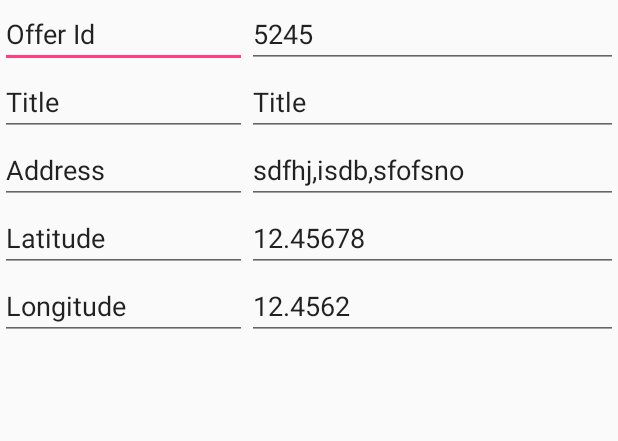
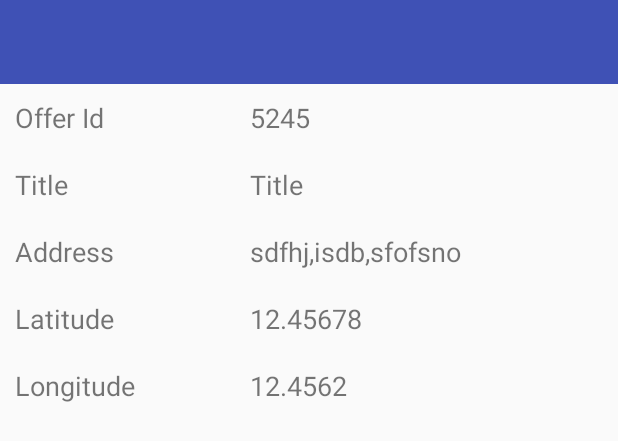
Before and after one commit to mohitajwani/SnapWork, an Android app: the layout activity_offers.xml on its own in the app's theme, with its tools: preview values and no code run, on a phone screen of 412 x 824 dp. Shown: the top 441 px of the screen. Run offline under Robolectric (Android 15) with nearby library versions, the phone set to English and light mode, and no system bars.

Commit message:
Added Offer Detail screen and click redirection

```diff
--- a/MyApplication/app/src/main/AndroidManifest.xml
+++ b/MyApplication/app/src/main/AndroidManifest.xml
@@ -36,6 +36,8 @@
         <meta-data
             android:name="com.google.android.geo.API_KEY"
             android:value="@string/google_maps_key" />
+
+        <activity android:name=".OffersActivity" />
     </application>
 
 </manifest>
--- a/MyApplication/app/src/main/java/snapwork/com/mohittest/ListFragment.java
+++ b/MyApplication/app/src/main/java/snapwork/com/mohittest/ListFragment.java
@@ -50,7 +50,7 @@ public class ListFragment extends Fragment {
 
     private void initializeAdapter() {
         Log.d(TAG,"initializeAdapter mAdapter = " + mAdapter);
-        mAdapter = new OffersAdapter(offerList);
+        mAdapter = new OffersAdapter(this, offerList);
         RecyclerView.LayoutManager mLayoutManager = new LinearLayoutManager(getContext());
         recyclerView.setLayoutManager(mLayoutManager);
         recyclerView.setItemAnimator(new DefaultItemAnimator());
@@ -72,4 +72,8 @@ public class ListFragment extends Fragment {
             }
         }
     }
+
+    public void showOfferDetailScreen(Offer offer){
+        ((MainActivity)getActivity()).openOfferDetails(offer);
+    }
 }
--- a/MyApplication/app/src/main/res/layout/activity_offers.xml
+++ b/MyApplication/app/src/main/res/layout/activity_offers.xml
@@ -1,107 +1,131 @@
 <?xml version="1.0" encoding="utf-8"?>
 <LinearLayout xmlns:android="http://schemas.android.com/apk/res/android"
+    xmlns:app="http://schemas.android.com/apk/res-auto"
     xmlns:tools="http://schemas.android.com/tools"
     android:layout_width="match_parent"
     android:layout_height="match_parent"
     android:orientation="vertical">
 
+    <android.support.v7.widget.Toolbar
+        android:id="@+id/toolbar"
+        android:layout_width="match_parent"
+        android:layout_height="?attr/actionBarSize"
+        android:background="?attr/colorPrimary"
+        app:layout_scrollFlags="scroll|enterAlways"
+        app:popupTheme="@style/ThemeOverlay.AppCompat.Light" />
+
     <LinearLayout
         android:layout_width="match_parent"
         android:layout_height="wrap_content"
-        android:orientation="horizontal">
+        android:orientation="horizontal"
+        android:padding="10dp">
 
-        <EditText
-            android:id="@+id/etOfferId"
+        <TextView
+            android:id="@+id/tvOfferId"
             android:layout_width="0dp"
             android:layout_height="wrap_content"
             android:layout_weight="0.4"
-            android:text="@string/offer_id" />
+            android:text="@string/offer_id"
+            android:textSize="18sp" />
 
-        <EditText
-            android:id="@+id/etOfferIdValue"
+        <TextView
+            android:id="@+id/tvOfferIdValue"
             android:layout_width="0dp"
             android:layout_height="wrap_content"
             android:layout_weight="0.6"
+            android:textSize="18sp"
             tools:text="5245" />
     </LinearLayout>
 
     <LinearLayout
         android:layout_width="match_parent"
         android:layout_height="wrap_content"
-        android:orientation="horizontal">
+        android:orientation="horizontal"
+        android:padding="10dp">
 
-        <EditText
-            android:id="@+id/etTitle"
+        <TextView
+            android:id="@+id/tvTitle"
             android:layout_width="0dp"
             android:layout_height="wrap_content"
             android:layout_weight="0.4"
-            android:text="@string/offer_title" />
+            android:text="@string/offer_title"
+            android:textSize="18sp" />
 
-        <EditText
-            android:id="@+id/etTitleValue"
+        <TextView
+            android:id="@+id/tvTitleValue"
             android:layout_width="0dp"
             android:layout_height="wrap_content"
             android:layout_weight="0.6"
+            android:textSize="18sp"
             tools:text="Title" />
     </LinearLayout>
 
     <LinearLayout
         android:layout_width="match_parent"
         android:layout_height="wrap_content"
-        android:orientation="horizontal">
+        android:orientation="horizontal"
+        android:padding="10dp">
 
-        <EditText
-            android:id="@+id/etAddress"
+        <TextView
+            android:id="@+id/tvAddress"
             android:layout_width="0dp"
             android:layout_height="wrap_content"
             android:layout_weight="0.4"
-            android:text="@string/offer_address" />
+            android:text="@string/offer_address"
+            android:textSize="18sp" />
 
-        <EditText
-            android:id="@+id/etAddressValue"
+        <TextView
+            android:id="@+id/tvAddressValue"
             android:layout_width="0dp"
             android:layout_height="wrap_content"
             android:layout_weight="0.6"
+            android:textSize="18sp"
             tools:text="sdfhj,isdb,sfofsno" />
     </LinearLayout>
 
     <LinearLayout
         android:layout_width="match_parent"
         android:layout_height="wrap_content"
-        android:orientation="horizontal">
+        android:orientation="horizontal"
+        android:padding="10dp">
 
-        <EditText
-            android:id="@+id/etLat"
+        <TextView
+            android:id="@+id/tvLat"
             android:layout_width="0dp"
             android:layout_height="wrap_content"
             android:layout_weight="0.4"
-            android:text="@string/offer_lat" />
+            android:text="@string/offer_lat"
+            android:textSize="18sp" />
 
-        <EditText
-            android:id="@+id/etLatValue"
+        <TextView
+            android:id="@+id/tvLatValue"
             android:layout_width="0dp"
             android:layout_height="wrap_content"
             android:layout_weight="0.6"
+            android:textSize="18sp"
             tools:text="12.45678" />
     </LinearLayout>
 
     <LinearLayout
         android:layout_width="match_parent"
         android:layout_height="wrap_content"
-        android:orientation="horizontal">
+        android:orientation="horizontal"
+        android:padding="10dp">
 
-        <EditText
-            android:id="@+id/etLon"
+        <TextView
+            android:id="@+id/tvLon"
             android:layout_width="0dp"
             android:layout_height="wrap_content"
             android:layout_weight="0.4"
-            android:text="@string/offer_lon" />
+            android:text="@string/offer_lon"
+            android:textSize="18sp" />
 
-        <EditText
-            android:id="@+id/etLonValue"
+        <TextView
+            android:id="@+id/tvLonValue"
             android:layout_width="0dp"
             android:layout_height="wrap_content"
             android:layout_weight="0.6"
+            android:textSize="18sp"
             tools:text="12.4562" />
     </LinearLayout>
 </LinearLayout>
--- a/MyApplication/app/src/main/res/layout/frag_list.xml
+++ b/MyApplication/app/src/main/res/layout/frag_list.xml
@@ -1,8 +1,5 @@
 <?xml version="1.0" encoding="utf-8"?>
-<RelativeLayout
-    xmlns:android="http://schemas.android.com/apk/res/android"
-    xmlns:tools="http://schemas.android.com/tools"
-    xmlns:app="http://schemas.android.com/apk/res-auto"
+<RelativeLayout xmlns:android="http://schemas.android.com/apk/res/android"
     android:layout_width="match_parent"
     android:layout_height="match_parent">
 
```
Also changed, not shown: MyApplication/app/src/main/java/snapwork/com/mohittest/MainActivity.java (+10 -11 lines), MyApplication/app/src/main/java/snapwork/com/mohittest/OffersActivity.java (+16 -5 lines), MyApplication/app/src/main/java/snapwork/com/mohittest/OffersAdapter.java (+10 -2 lines), MyApplication/app/src/main/res/layout/offer_item.xml (+6 -11 lines).
